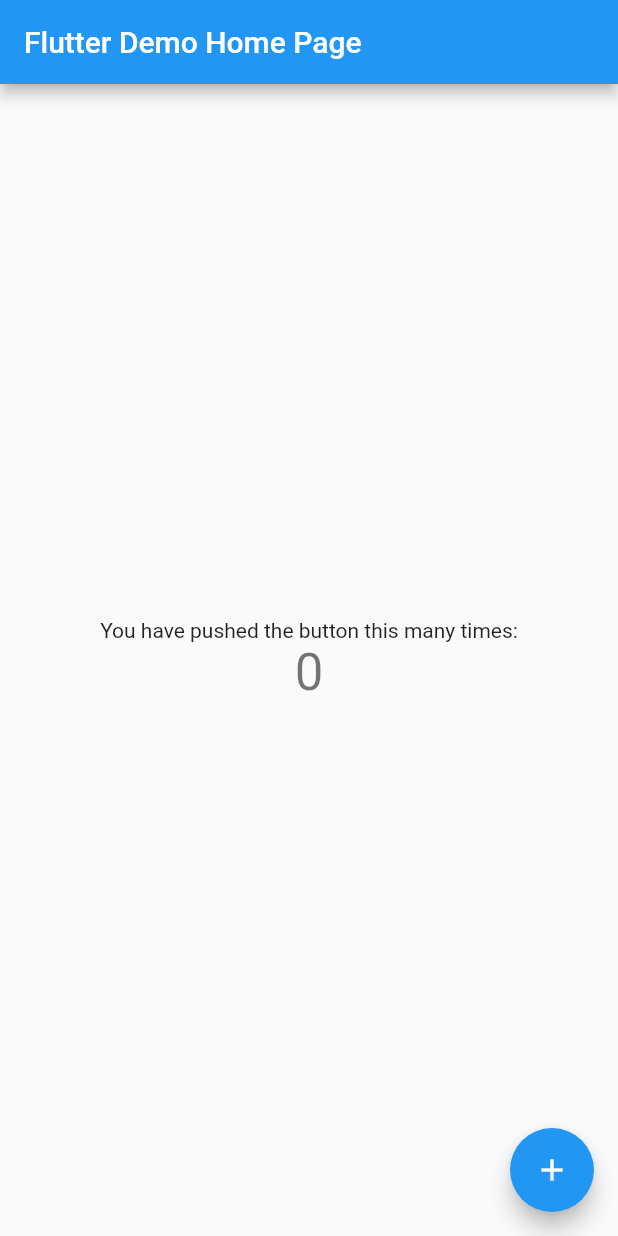
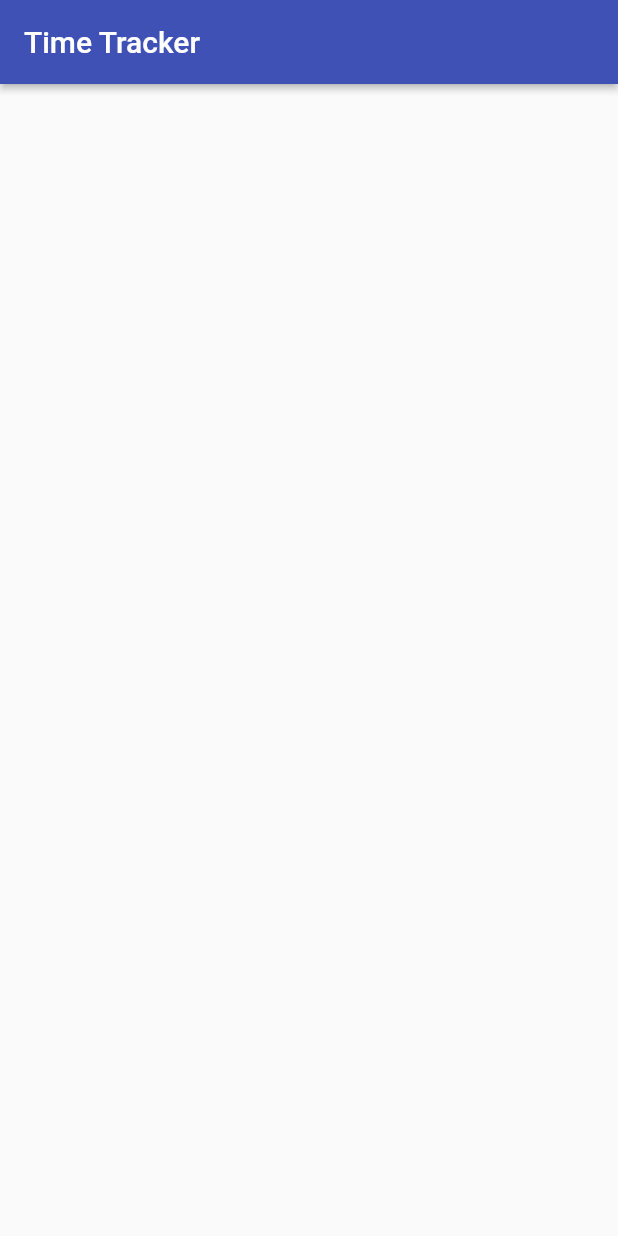
Before and after one commit to johnnycopes/time-tracker-flutter-course, a Flutter app: the screen it shows after launch, on a phone screen of 412 x 824 dp. Run offline on Flutter 3.47's test engine with Material 2 defaults, Android fonts, the light colour scheme and no system bars.

Commit message:
clears boilerplate content and sets up entry point and AppBar

```diff
--- /dev/null
+++ b/lib/app/sign_in/sign_in_page.dart
@@ -0,0 +1,13 @@
+import 'package:flutter/material.dart';
+
+class SignInPage extends StatelessWidget {
+  @override
+  Widget build(BuildContext context) {
+    return Scaffold(
+      appBar: AppBar(
+        title: Text('Time Tracker'),
+        elevation: 2.0,
+      ),
+    );
+  }
+}
--- a/lib/main.dart
+++ b/lib/main.dart
@@ -1,113 +1,20 @@
 import 'package:flutter/material.dart';
+
+import 'app/sign_in/sign_in_page.dart';
 
 void main() {
   runApp(MyApp());
 }
 
 class MyApp extends StatelessWidget {
-  // This widget is the root of your application.
   @override
   Widget build(BuildContext context) {
     return MaterialApp(
-      title: 'Flutter Demo',
+      title: 'Time Tracker',
       theme: ThemeData(
-        // This is the theme of your application.
-        //
-        // Try running your application with "flutter run". You'll see the
-        // application has a blue toolbar. Then, without quitting the app, try
-        // changing the primarySwatch below to Colors.green and then invoke
-        // "hot reload" (press "r" in the console where you ran "flutter run",
-        // or simply save your changes to "hot reload" in a Flutter IDE).
-        // Notice that the counter didn't reset back to zero; the application
-        // is not restarted.
-        primarySwatch: Colors.blue,
+        primarySwatch: Colors.indigo,
       ),
-      home: MyHomePage(title: 'Flutter Demo Home Page'),
+      home: SignInPage(),
     );
   }
 }
-
-class MyHomePage extends StatefulWidget {
-  MyHomePage({Key? key, required this.title}) : super(key: key);
-
-  // This widget is the home page of your application. It is stateful, meaning
-  // that it has a State object (defined below) that contains fields that affect
-  // how it looks.
-
-  // This class is the configuration for the state. It holds the values (in this
-  // case the title) provided by the parent (in this case the App widget) and
-  // used by the build method of the State. Fields in a Widget subclass are
-  // always marked "final".
-
-  final String title;
-
-  @override
-  _MyHomePageState createState() => _MyHomePageState();
-}
-
-class _MyHomePageState extends State<MyHomePage> {
-  int _counter = 0;
-
-  void _incrementCounter() {
-    setState(() {
-      // This call to setState tells the Flutter framework that something has
-      // changed in this State, which causes it to rerun the build method below
-      // so that the display can reflect the updated values. If we changed
-      // _counter without calling setState(), then the build method would not be
-      // called again, and so nothing would appear to happen.
-      _counter++;
-    });
-  }
-
-  @override
-  Widget build(BuildContext context) {
-    // This method is rerun every time setState is called, for instance as done
-    // by the _incrementCounter method above.
-    //
-    // The Flutter framework has been optimized to make rerunning build methods
-    // fast, so that you can just rebuild anything that needs updating rather
-    // than having to individually change instances of widgets.
-    return Scaffold(
-      appBar: AppBar(
-        // Here we take the value from the MyHomePage object that was created by
-        // the App.build method, and use it to set our appbar title.
-        title: Text(widget.title),
-      ),
-      body: Center(
-        // Center is a layout widget. It takes a single child and positions it
-        // in the middle of the parent.
-        child: Column(
-          // Column is also a layout widget. It takes a list of children and
-          // arranges them vertically. By default, it sizes itself to fit its
-          // children horizontally, and tries to be as tall as its parent.
-          //
-          // Invoke "debug painting" (press "p" in the console, choose the
-          // "Toggle Debug Paint" action from the Flutter Inspector in Android
-          // Studio, or the "Toggle Debug Paint" command in Visual Studio Code)
-          // to see the wireframe for each widget.
-          //
-          // Column has various properties to control how it sizes itself and
-          // how it positions its children. Here we use mainAxisAlignment to
-          // center the children vertically; the main axis here is the vertical
-          // axis because Columns are vertical (the cross axis would be
-          // horizontal).
-          mainAxisAlignment: MainAxisAlignment.center,
-          children: <Widget>[
-            Text(
-              'You have pushed the button this many times:',
-            ),
-            Text(
-              '$_counter',
-              style: Theme.of(context).textTheme.headline4,
-            ),
-          ],
-        ),
-      ),
-      floatingActionButton: FloatingActionButton(
-        onPressed: _incrementCounter,
-        tooltip: 'Increment',
-        child: Icon(Icons.add),
-      ), // This trailing comma makes auto-formatting nicer for build methods.
-    );
-  }
-}
```
